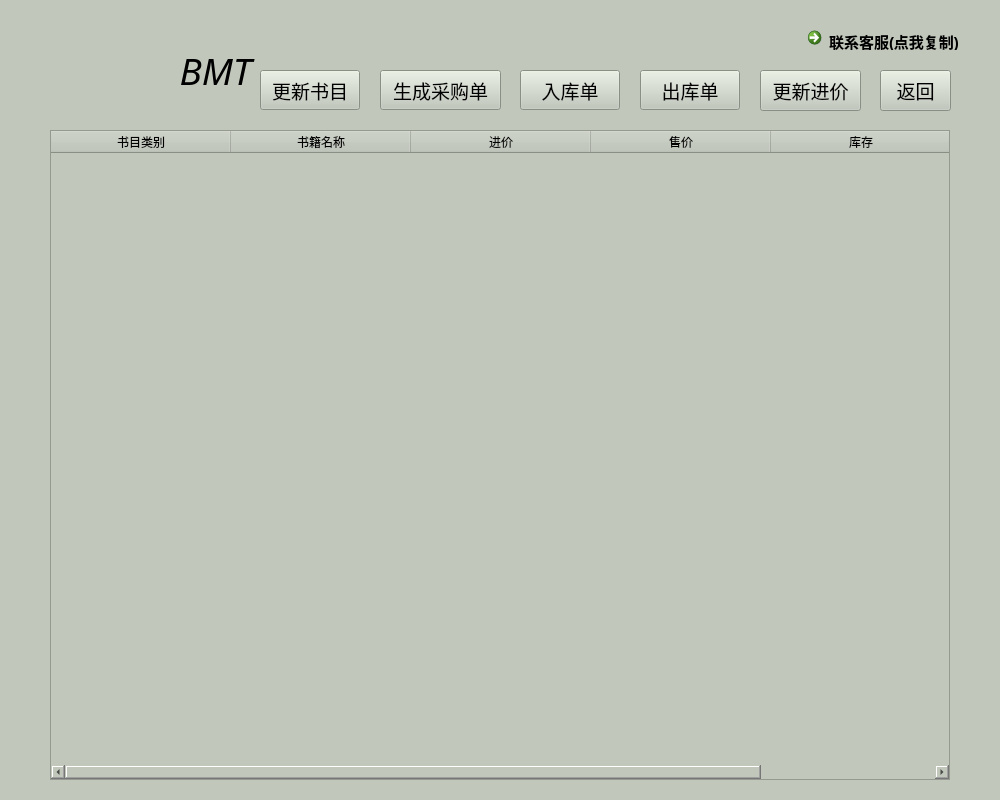
Qt form client/ui/storehouse_windows.ui (hyBio/BMT) before a commit.
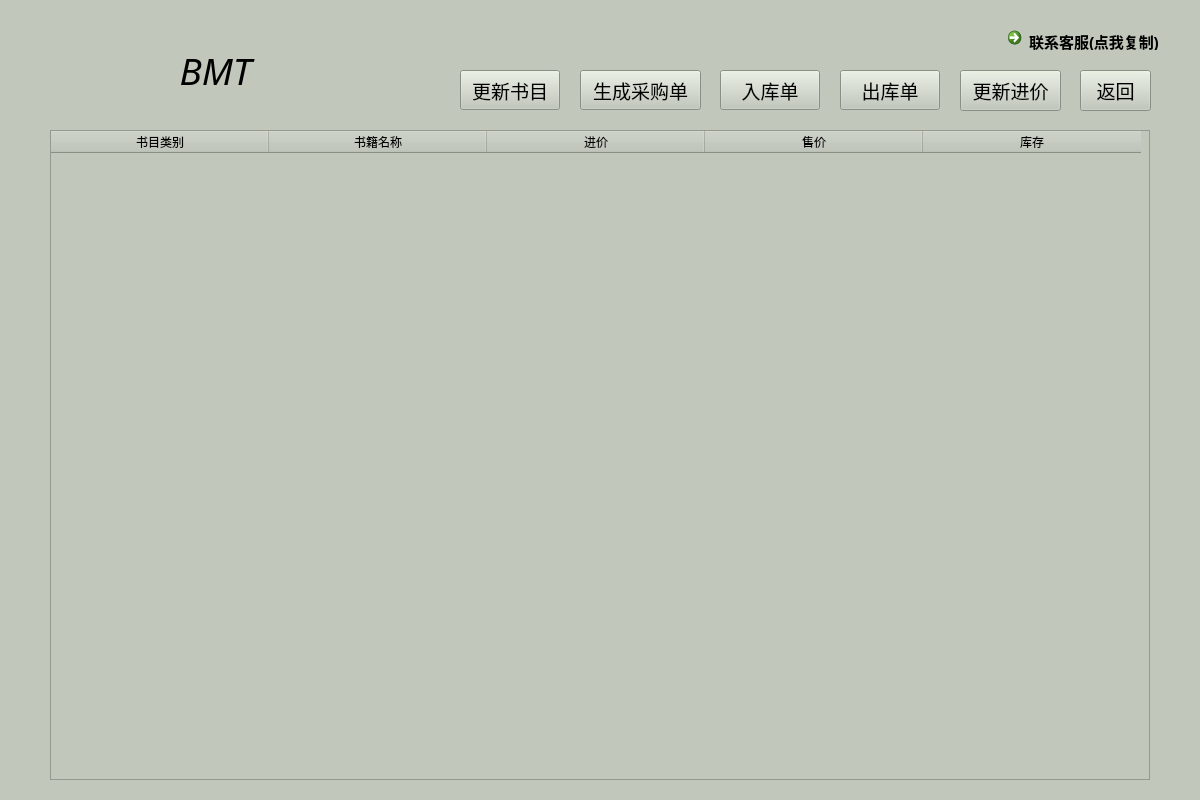
The same form after that commit. Icons and pictures are not drawn.

What changed in the file:
```diff
--- a/client/ui/storehouse_windows.ui
+++ b/client/ui/storehouse_windows.ui
@@ -6,13 +6,13 @@
    <rect>
     <x>0</x>
     <y>0</y>
-    <width>1000</width>
+    <width>1200</width>
     <height>800</height>
    </rect>
   </property>
   <property name="maximumSize">
    <size>
-    <width>1000</width>
+    <width>1200</width>
     <height>800</height>
    </size>
   </property>
@@ -36,7 +36,7 @@
    <widget class="QCommandLinkButton" name="call_for_help">
     <property name="geometry">
      <rect>
-      <x>800</x>
+      <x>1000</x>
       <y>20</y>
       <width>180</width>
       <height>30</height>
@@ -92,7 +92,7 @@
    <widget class="QPushButton" name="output">
     <property name="geometry">
      <rect>
-      <x>640</x>
+      <x>840</x>
       <y>70</y>
       <width>100</width>
       <height>40</height>
@@ -116,7 +116,7 @@
    <widget class="QPushButton" name="input">
     <property name="geometry">
      <rect>
-      <x>520</x>
+      <x>720</x>
       <y>70</y>
       <width>100</width>
       <height>40</height>
@@ -140,7 +140,7 @@
    <widget class="QPushButton" name="refresh">
     <property name="geometry">
      <rect>
-      <x>260</x>
+      <x>460</x>
       <y>70</y>
       <width>100</width>
       <height>40</height>
@@ -166,7 +166,7 @@
      <rect>
       <x>50</x>
       <y>130</y>
-      <width>900</width>
+      <width>1100</width>
       <height>650</height>
      </rect>
     </property>
@@ -177,7 +177,7 @@
      <number>5</number>
     </property>
     <attribute name="horizontalHeaderDefaultSectionSize">
-     <number>180</number>
+     <number>218</number>
     </attribute>
     <attribute name="verticalHeaderDefaultSectionSize">
      <number>36</number>
@@ -211,7 +211,7 @@
    <widget class="QPushButton" name="shop">
     <property name="geometry">
      <rect>
-      <x>380</x>
+      <x>580</x>
       <y>70</y>
       <width>121</width>
       <height>40</height>
@@ -235,7 +235,7 @@
    <widget class="QPushButton" name="pricechange">
     <property name="geometry">
      <rect>
-      <x>760</x>
+      <x>960</x>
       <y>70</y>
       <width>101</width>
       <height>41</height>
@@ -267,7 +267,7 @@
    <widget class="QPushButton" name="back">
     <property name="geometry">
      <rect>
-      <x>880</x>
+      <x>1080</x>
       <y>70</y>
       <width>71</width>
       <height>41</height>
```
